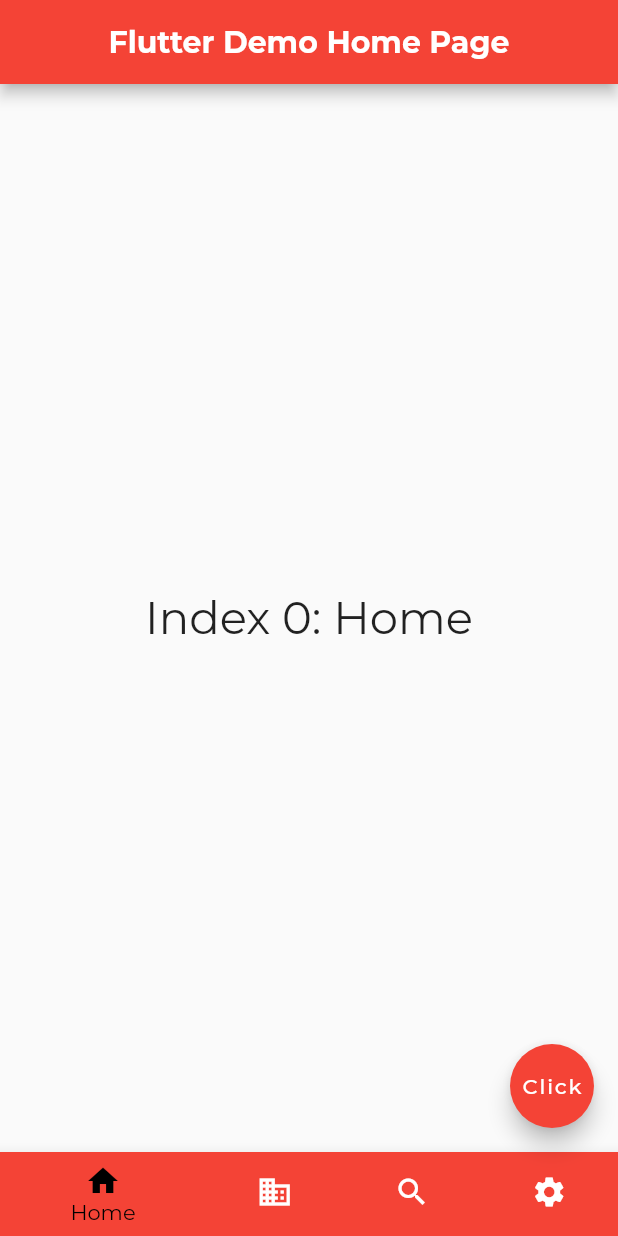
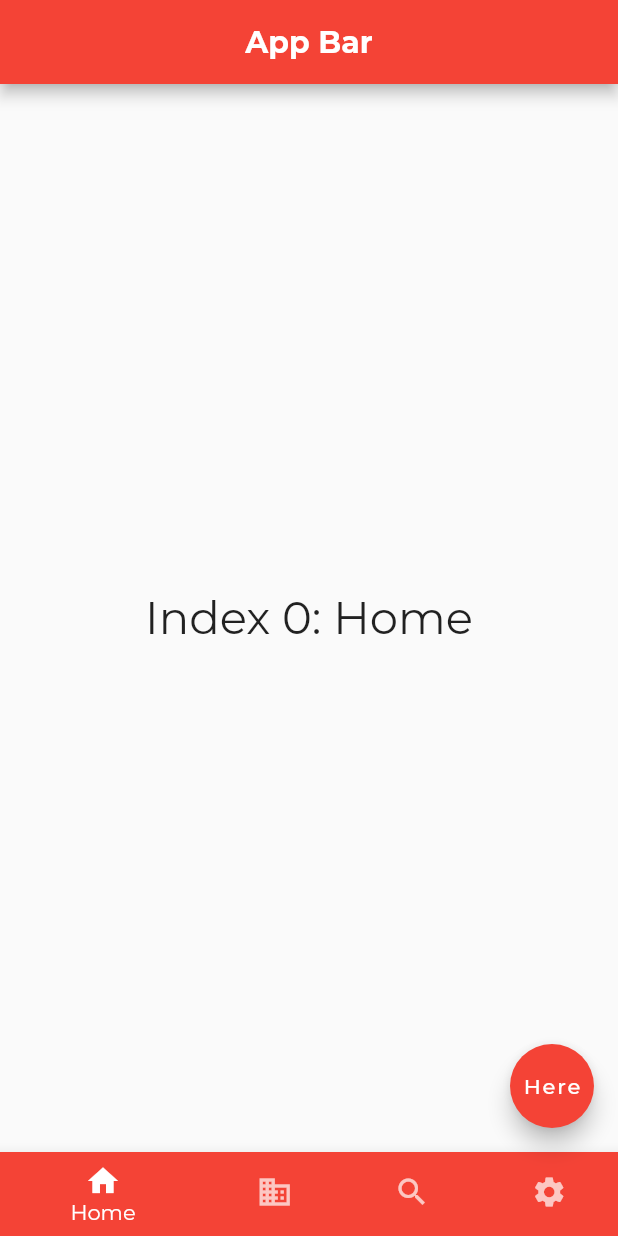
Before and after one commit to S1L1NC3/FlutterPlayground, a Flutter app: the screen it shows after launch, on a phone screen of 412 x 824 dp. Run offline on Flutter 3.47's test engine with Material 2 defaults, Android fonts, the phone set to English and light mode, and no system bars; project files that could hold a hidden picture were left out.

Commit message:
Android name changed & Widget classes separated &

```diff
--- a/lib/main.dart
+++ b/lib/main.dart
@@ -1,4 +1,5 @@
 import 'package:flutter/material.dart';
+import 'widget/widgets.dart';
 
 void main() {
   runApp(const MyApp());
@@ -15,7 +16,7 @@ class MyApp extends StatelessWidget {
         primarySwatch: Colors.red,
         fontFamily: 'Montserrat'
       ),
-      home: const MyHomePage(title: 'Flutter Demo Home Page'),
+      home: const MyHomePage(title: 'App Bar'),
     );
   }
 }
@@ -73,14 +74,7 @@ class _MyHomePageState extends State<MyHomePage> {
       body: Center(
         child: _widgetOptions.elementAt(_selectedIndex),
       ),
-      floatingActionButton: FloatingActionButton(
-        child: Text(
-            'Click'
-        ),
-        onPressed: () {
-          print('test');
-        },
-      ),
+      floatingActionButton: FloatingCustomButton(),
       bottomNavigationBar: BottomNavigationBar(
         items: const <BottomNavigationBarItem>[
           BottomNavigationBarItem(
@@ -105,7 +99,8 @@ class _MyHomePageState extends State<MyHomePage> {
           ),
         ],
         currentIndex: _selectedIndex,
-        selectedItemColor: Colors.black,
+        unselectedItemColor: Colors.white70,
+        selectedItemColor: Colors.white,
         onTap: _onItemTapped,
       ),
     );
--- /dev/null
+++ b/lib/widget/floating_custom_button.dart
@@ -0,0 +1,17 @@
+import 'package:flutter/material.dart';
+
+class FloatingCustomButton extends StatelessWidget {
+  const FloatingCustomButton({Key? key}) : super(key: key);
+
+  @override
+  Widget build(BuildContext context) {
+    return FloatingActionButton(
+      child: Text(
+          'Here'
+      ),
+      onPressed: () {
+        print('test');
+      },
+    );
+  }
+}
--- /dev/null
+++ b/lib/widget/widgets.dart
@@ -0,0 +1 @@
+export 'package:flutter_playground/widget/floating_custom_button.dart';
```
Also changed, not shown: 1 other file.
